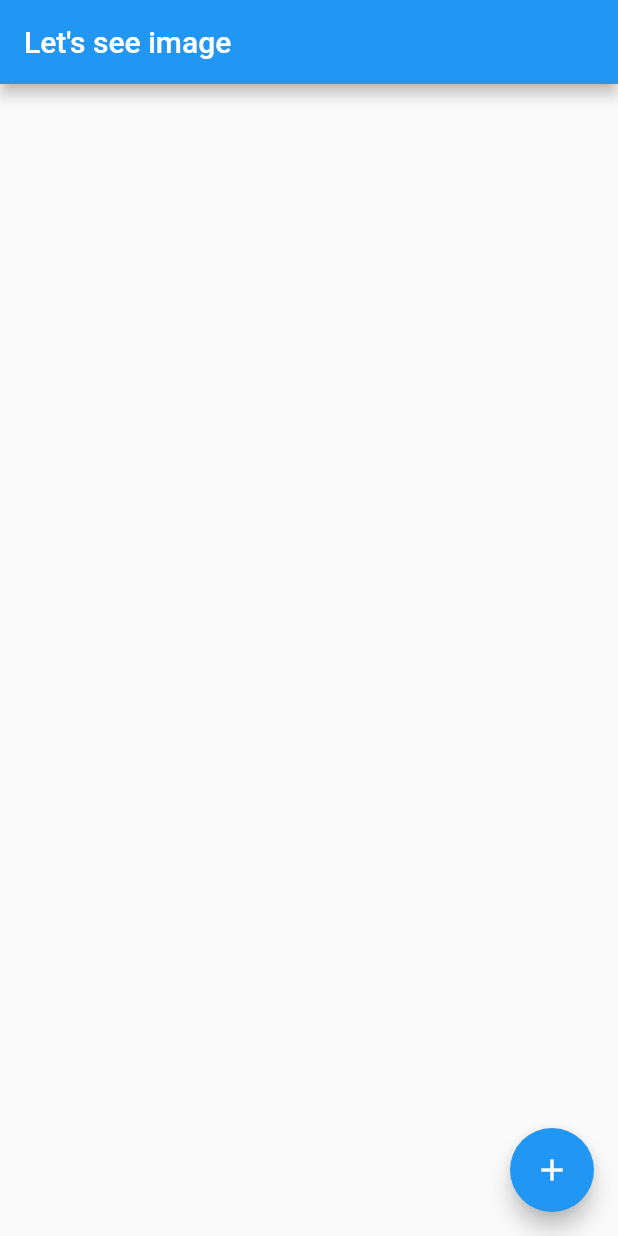
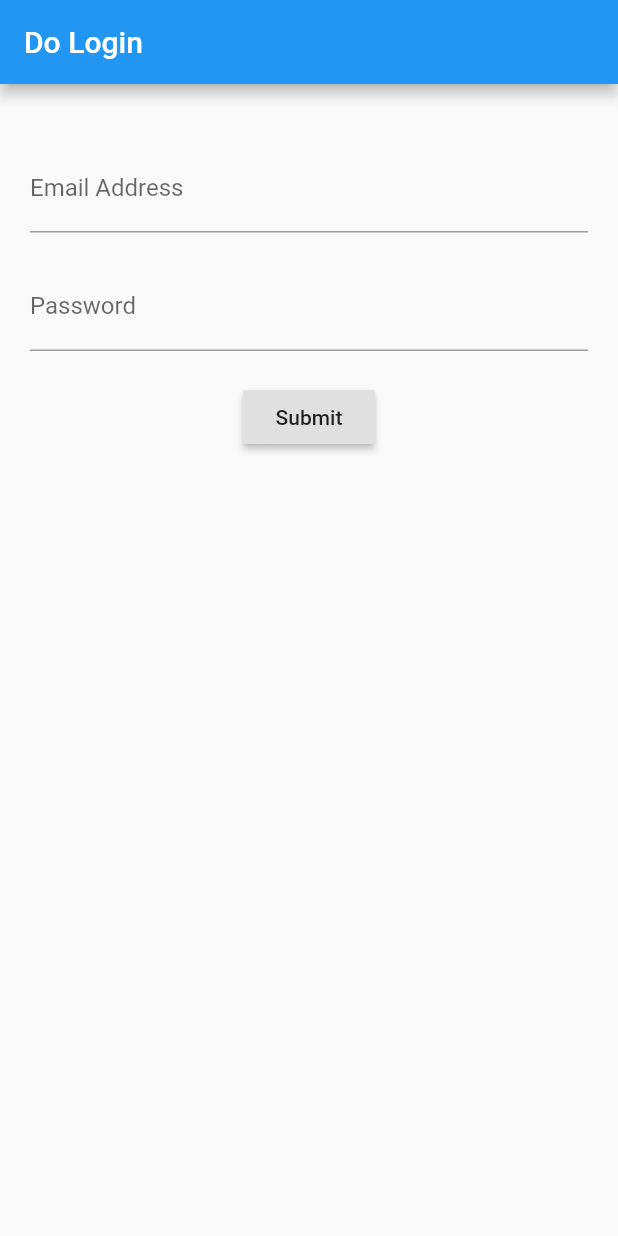
Before and after one commit to Robihamanto/pics, a Flutter app: the screen it shows after launch, on a phone screen of 412 x 824 dp. Run offline on Flutter 3.47's test engine with Material 2 defaults, Android fonts, the phone set to English and light mode, and no system bars.

```diff
--- a/lib/main.dart
+++ b/lib/main.dart
@@ -1,6 +1,6 @@
 import 'package:flutter/material.dart';
-import 'package:pics/src/scenes/gallery_scene.dart';
+import 'package:pics/src/App.dart';
 
 main() {
-  runApp(GalleryScene());
+  runApp(App());
 }
--- a/lib/src/App.dart
+++ b/lib/src/App.dart
@@ -1,8 +1,6 @@
 import 'package:flutter/material.dart';
-import 'dart:convert';
-import 'package:http/http.dart' show get;
-import 'package:pics/src/models/image_model.dart';
-import 'package:pics/src/widgets/image_list.dart';
+import 'package:pics/src/scenes/gallery_scene.dart';
+import 'package:pics/src/scenes/login_scene.dart';
 
 class App extends StatefulWidget {
   @override
@@ -13,36 +11,9 @@ class App extends StatefulWidget {
 
 class AppState extends State<App> {
 
-  var counter = 1;
-  List<ImageModel> images = [];
-
-  Future<void> fetchImages() async {
-
-    var url = "https://jsonplaceholder.typicode.com/photos/${counter++}";
-    var response = await get(url);
-    var image = ImageModel.fromjson(json.decode(response.body));
-
-    setState(() {
-      images.add(image);
-    });
-
-  }
-
   @override
   Widget build(BuildContext context) {
-    return MaterialApp(
-      home: Scaffold(
-        appBar: AppBar(
-          title: Text('Let\'s see image'),
-        ),
-        body: new Center(
-          child: ImageList(images),
-        ),
-        floatingActionButton: FloatingActionButton(
-          child: Icon(Icons.add),
-          onPressed: fetchImages,
-        ),
-      ),
-    );
+//    return GalleryScene();
+    return LoginScene();
   }
 }
--- /dev/null
+++ b/lib/src/mixins/validation_mixin.dart
@@ -0,0 +1,17 @@
+class ValidationMixin {
+
+  String validateEmail(String value) {
+    if (!value.contains('@')) {
+      return 'Please input valid email';
+    }
+    return null;
+  }
+
+  String validatePassword(String value) {
+    if (value.length < 4) {
+      return 'Password at leat 4 characters';
+    }
+    return null;
+  }
+
+}
--- /dev/null
+++ b/lib/src/scenes/login_scene.dart
@@ -0,0 +1,85 @@
+import 'package:flutter/cupertino.dart';
+import 'package:flutter/material.dart';
+import 'package:pics/src/mixins/validation_mixin.dart';
+
+class LoginScene extends StatefulWidget {
+
+  @override
+  State<StatefulWidget> createState() {
+    return LoginSceneState();
+  }
+
+}
+
+class LoginSceneState extends State<LoginScene> with ValidationMixin{
+
+  final formKey = GlobalKey<FormState>();
+
+  @override
+  Widget build(BuildContext context) {
+      return MaterialApp(
+        home: Scaffold(
+          appBar: AppBar(
+            title: Text('Do Login'),
+          ),
+          body: Container(
+            margin: EdgeInsets.all(20.0),
+            child: Form(
+              key: formKey,
+              child: Column(
+                children: [
+                  Container(margin: EdgeInsets.only(bottom: 20.0),),
+                  emailField(),
+                  Container(margin: EdgeInsets.only(bottom: 20.0),),
+                  passwordField(),
+                  Container(margin: EdgeInsets.only(bottom: 20.0),),
+                  buttonField(),
+                ],
+              ),
+            ),
+          )
+        ),
+      );
+  }
+
+  Widget emailField() {
+    return TextFormField(
+      keyboardType: TextInputType.emailAddress,
+      decoration: InputDecoration(
+        labelText: 'Email Address',
+        hintText: 'you@example.com'
+      ),
+      validator: validateEmail,
+      onSaved: (newValue) {
+        print(newValue);
+      },
+    );
+  }
+
+  Widget passwordField() {
+    return TextFormField(
+      obscureText: true,
+      keyboardType: TextInputType.visiblePassword,
+      decoration: InputDecoration(
+          labelText: 'Password',
+          hintText: 'Password',
+      ),
+      // ignore: missing_return
+      validator: validatePassword,
+      onSaved: (newValue) {
+        print(newValue);
+      },
+    );
+  }
+
+  Widget buttonField() {
+    return RaisedButton(
+      child: Text('Submit'),
+      onPressed: () {
+        if (formKey.currentState.validate()) {
+          formKey.currentState.save();
+        }
+    });
+  }
+
+}
```
